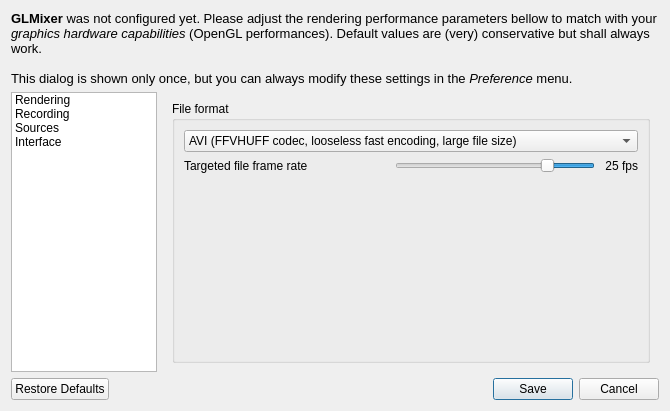
Qt form src/UserPreferencesDialog.ui (markus-wa/glmixer-mirror) before a commit.
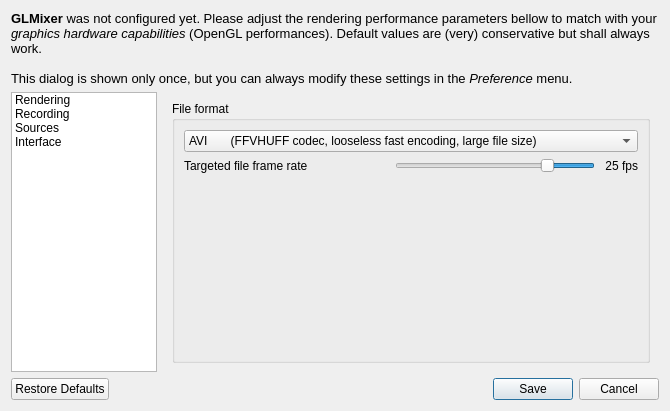
The same form after that commit. Icons and pictures are not drawn. Custom widgets are drawn as their Qt base class.

The edit to the form file:
```diff
--- a/src/UserPreferencesDialog.ui
+++ b/src/UserPreferencesDialog.ui
@@ -476,7 +476,7 @@
            <widget class="QComboBox" name="recordingFormatSelection">
             <item>
              <property name="text">
-              <string>AVI (FFVHUFF codec, looseless fast encoding, large file size)</string>
+              <string>AVI       (FFVHUFF codec, looseless fast encoding, large file size)</string>
              </property>
             </item>
             <item>
```
Left out of the diff: 12 changed lines with no effect on the pictures.
